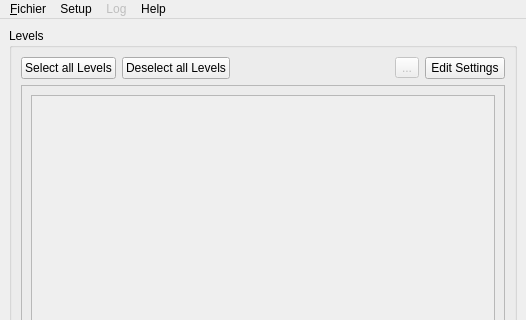
Qt form BatchLightUE4/Views/MainWindows.ui (stilobique/BBlue) before a commit; both pictures show x 0 to 526 and y 0 to 320 of the 526 by 597 pixel window.
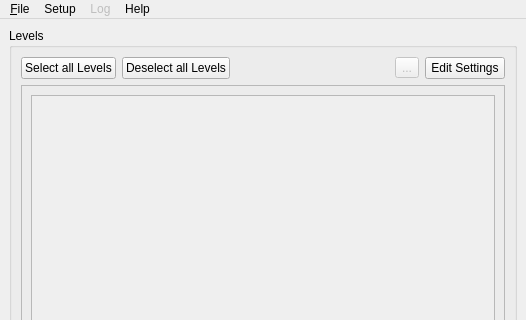
The same form after that commit. Icons and pictures are not drawn.

Commit message: Rename french word with a english word (Fichier > File)

The edit to the form file:
```diff
--- a/BatchLightUE4/Views/MainWindows.ui
+++ b/BatchLightUE4/Views/MainWindows.ui
@@ -304,12 +304,12 @@
      <height>21</height>
     </rect>
    </property>
-   <widget class="QMenu" name="menu_Fichier">
+   <widget class="QMenu" name="menu_File">
     <property name="toolTip">
      <string extracomment="Je suis un menu"/>
     </property>
     <property name="title">
-     <string>&amp;Fichier</string>
+     <string>&amp;File</string>
     </property>
     <widget class="QMenu" name="menuLoad">
      <property name="title">
@@ -354,7 +354,7 @@
     <addaction name="actionAbout"/>
     <addaction name="actionShortcut"/>
    </widget>
-   <addaction name="menu_Fichier"/>
+   <addaction name="menu_File"/>
    <addaction name="menuSetup"/>
    <addaction name="menuLog"/>
    <addaction name="menuHelp"/>
```
The commit also changes 2 other files.
